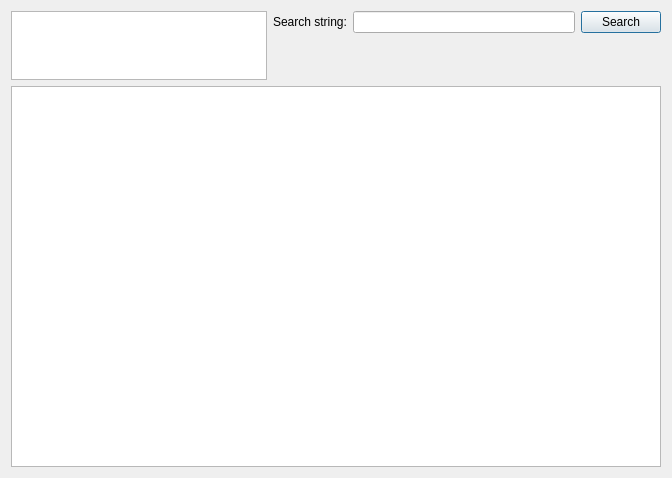
This is tools/TorrentSearch.ui in LubosD/fatrat as Qt 5 draws it before an edit. The edited form follows.
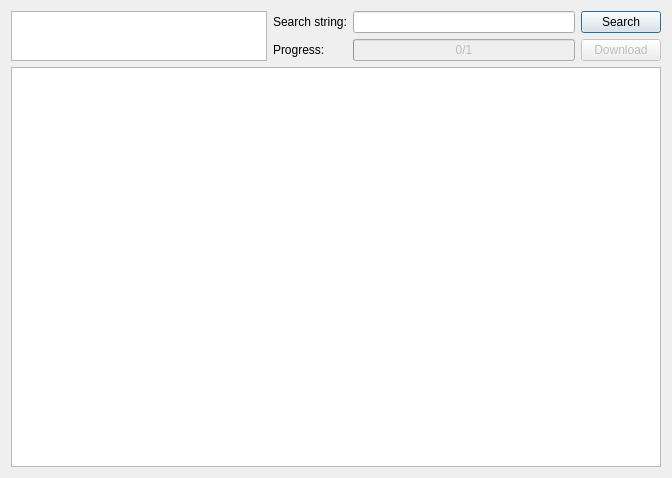
This is the edited form.

Commit message: - progress bar in the torrent search - ability to select more items in the torrent search - torrent properties now for for not-yet-downloaded torrents too

Diff of the .ui file:
```diff
--- a/tools/TorrentSearch.ui
+++ b/tools/TorrentSearch.ui
@@ -43,22 +43,6 @@
      </property>
     </widget>
    </item>
-   <item row="1" column="2" >
-    <spacer>
-     <property name="orientation" >
-      <enum>Qt::Vertical</enum>
-     </property>
-     <property name="sizeType" >
-      <enum>QSizePolicy::Fixed</enum>
-     </property>
-     <property name="sizeHint" >
-      <size>
-       <width>20</width>
-       <height>41</height>
-      </size>
-     </property>
-    </spacer>
-   </item>
    <item row="2" column="0" colspan="4" >
     <widget class="QTreeWidget" name="treeResults" >
      <property name="rootIsDecorated" >
@@ -78,6 +62,39 @@
      </property>
     </widget>
    </item>
+   <item row="1" column="1" >
+    <widget class="QLabel" name="label_2" >
+     <property name="text" >
+      <string>Progress:</string>
+     </property>
+    </widget>
+   </item>
+   <item row="1" column="2" >
+    <widget class="QProgressBar" name="progressBar" >
+     <property name="enabled" >
+      <bool>false</bool>
+     </property>
+     <property name="maximum" >
+      <number>1</number>
+     </property>
+     <property name="value" >
+      <number>0</number>
+     </property>
+     <property name="format" >
+      <string>%v/%m</string>
+     </property>
+    </widget>
+   </item>
+   <item row="1" column="3" >
+    <widget class="QPushButton" name="pushDownload" >
+     <property name="enabled" >
+      <bool>false</bool>
+     </property>
+     <property name="text" >
+      <string>Download</string>
+     </property>
+    </widget>
+   </item>
   </layout>
  </widget>
  <resources/>
```
Left out of the diff: 3 changed lines with no effect on the pictures. The commit also changes 7 other files.
